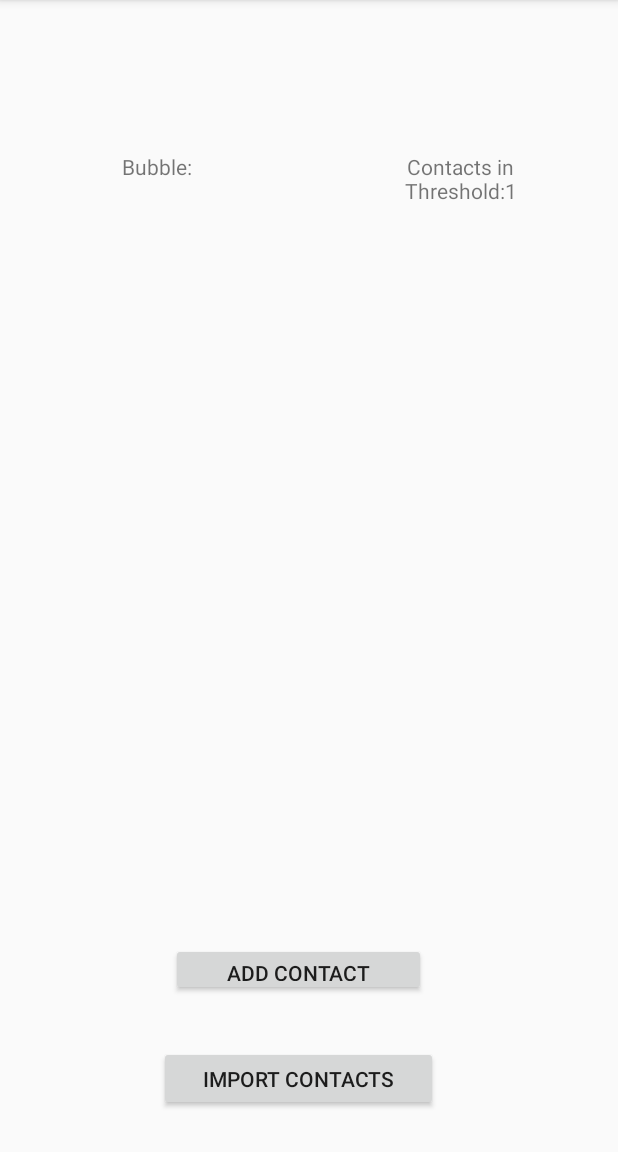
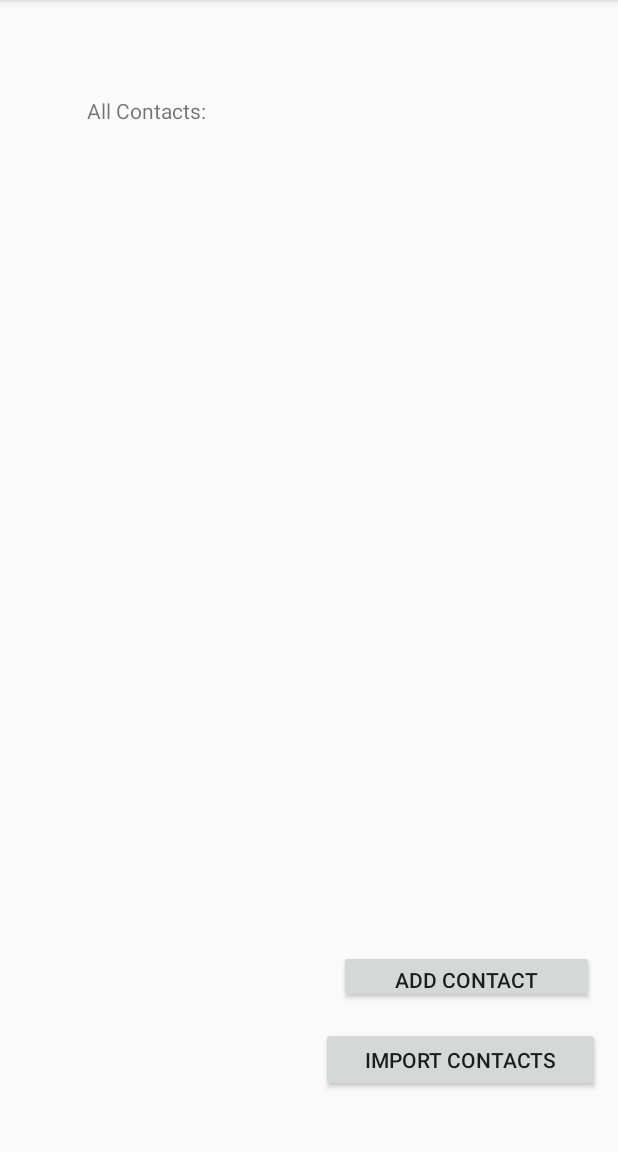
Before and after one commit to EwanMcNeil/SilentGuardian_Android, an Android app: the ThresholdSettingActivity screen opened directly, with no data from a screen before it, on a phone screen of 412 x 824 dp, the part 84-1236 px from its top. Run offline under Robolectric (Android 15) with nearby library versions, the light colour scheme and no system bars; our stand-ins replace Firebase (no records; nobody signed in at launch, a user with empty details on screens opened directly); libraries missing offline, so code that uses them is left out: com.google.firebase.database.

Commit message:
changed XML constraints

```diff
--- a/app/src/main/java/com/example/silentguardian_android/ThresholdSettingActivity.java
+++ b/app/src/main/java/com/example/silentguardian_android/ThresholdSettingActivity.java
@@ -138,6 +138,8 @@
 
         defineMessageButton.setVisibility(View.GONE);
         add911GuardianButton.setVisibility(View.GONE);
+        thresholdEditText.setVisibility(View.GONE);
+        threshHoldContactsListView.setVisibility(View.GONE);
         contactMode = true;
 
     }
@@ -291,20 +293,29 @@
         switch (item.getItemId()) {
             case R.id.editmodedropdown:
                 if(contactMode == true){
+
                     loadContactsListView();
                     thresholdVal = 1;
                     defineMessageButton.setVisibility(View.VISIBLE);
                     add911GuardianButton.setVisibility(View.VISIBLE);
+                    thresholdEditText.setVisibility(View.VISIBLE);
+                    threshHoldContactsListView.setVisibility(View.VISIBLE);
                     contactMode =false;
                     addContactButton.setVisibility(View.GONE);
                    importContactsButton.setVisibility(View.GONE);
+
+
                 }
                 else{
                     defineMessageButton.setVisibility(View.GONE);
                     add911GuardianButton.setVisibility(View.GONE);
+                    thresholdEditText.setVisibility(View.GONE);
+                    threshHoldContactsListView.setVisibility(View.GONE);
                     contactMode = true;
                     addContactButton.setVisibility(View.VISIBLE);
                     importContactsButton.setVisibility(View.VISIBLE);
+
+
                 }
                 return true;
             case R.id.changeThresholddropdown:
--- a/app/src/main/res/layout/activity_threshold_setting.xml
+++ b/app/src/main/res/layout/activity_threshold_setting.xml
@@ -11,116 +11,91 @@
         android:id="@+id/freshAddContactButton"
         android:layout_width="170dp"
         android:layout_height="35dp"
-        android:layout_marginEnd="14dp"
-        android:layout_marginRight="14dp"
-        android:layout_marginBottom="33dp"
+        android:layout_marginEnd="16dp"
+        android:layout_marginRight="16dp"
+        android:layout_marginBottom="16dp"
         android:text="Add Contact"
         app:layout_constraintBottom_toTopOf="@+id/importContactButton"
-        app:layout_constraintEnd_toEndOf="parent"
-        app:layout_constraintStart_toEndOf="@+id/defineMessageButton"
-        app:layout_constraintTop_toBottomOf="@+id/thresholdContactsListView" />
+        app:layout_constraintEnd_toEndOf="parent" />
 
     <TextView
         android:id="@+id/bubbleTextView"
         android:layout_width="139dp"
         android:layout_height="59dp"
-        android:layout_marginStart="21dp"
-        android:layout_marginLeft="21dp"
-        android:layout_marginTop="101dp"
-        android:layout_marginEnd="59dp"
-        android:layout_marginRight="59dp"
-        android:layout_marginBottom="20dp"
-        android:text="Bubble:"
+        android:layout_marginStart="28dp"
+        android:layout_marginLeft="28dp"
+        android:layout_marginTop="64dp"
+        android:text="All Contacts:"
         android:textAlignment="center"
-        app:layout_constraintBottom_toTopOf="@+id/wholecontactsListView"
-        app:layout_constraintEnd_toStartOf="@+id/thresholdEditText"
         app:layout_constraintStart_toStartOf="parent"
         app:layout_constraintTop_toTopOf="parent" />
-
 
     <TextView
         android:id="@+id/thresholdEditText"
         android:layout_width="119dp"
         android:layout_height="63dp"
-        android:layout_marginTop="101dp"
-        android:layout_marginEnd="31dp"
-        android:layout_marginRight="31dp"
-        android:layout_marginBottom="20dp"
+        android:layout_marginTop="48dp"
+        android:layout_marginEnd="64dp"
+        android:layout_marginRight="64dp"
         android:text="people in threhold"
         android:textAlignment="center"
-        app:layout_constraintBottom_toTopOf="@+id/thresholdContactsListView"
         app:layout_constraintEnd_toEndOf="parent"
-        app:layout_constraintStart_toEndOf="@+id/bubbleTextView"
         app:layout_constraintTop_toTopOf="parent" />
 
     <Button
         android:id="@+id/defineMessageButton"
         android:layout_width="wrap_content"
         android:layout_height="wrap_content"
-        android:layout_marginStart="33dp"
-        android:layout_marginLeft="33dp"
-        android:layout_marginEnd="45dp"
-        android:layout_marginRight="45dp"
-        android:layout_marginBottom="19dp"
+        android:layout_marginStart="36dp"
+        android:layout_marginLeft="36dp"
+        android:layout_marginBottom="16dp"
         android:text="Define message"
-        app:layout_constraintBottom_toTopOf="@+id/add911Button"
-        app:layout_constraintEnd_toStartOf="@+id/freshAddContactButton"
-        app:layout_constraintStart_toStartOf="parent"
-        app:layout_constraintTop_toBottomOf="@+id/wholecontactsListView" />
+        app:layout_constraintBottom_toBottomOf="parent"
+        app:layout_constraintStart_toStartOf="parent" />
+
 
     <ListView
         android:id="@+id/wholecontactsListView"
-        android:layout_width="0dp"
-        android:layout_height="0dp"
-        android:layout_marginStart="15dp"
-        android:layout_marginLeft="15dp"
-        android:layout_marginEnd="10dp"
-        android:layout_marginRight="10dp"
-        android:layout_marginBottom="22dp"
-        app:layout_constraintBottom_toTopOf="@+id/defineMessageButton"
-        app:layout_constraintEnd_toStartOf="@+id/thresholdContactsListView"
+        android:layout_width="184dp"
+        android:layout_height="381dp"
+        android:layout_marginStart="16dp"
+        android:layout_marginLeft="16dp"
+        android:layout_marginTop="40dp"
         app:layout_constraintStart_toStartOf="parent"
         app:layout_constraintTop_toBottomOf="@+id/bubbleTextView" />
 
     <ListView
         android:id="@+id/thresholdContactsListView"
-        android:layout_width="0dp"
-        android:layout_height="0dp"
-        android:layout_marginEnd="19dp"
-        android:layout_marginRight="19dp"
-        android:layout_marginBottom="41dp"
-        app:layout_constraintBottom_toTopOf="@+id/freshAddContactButton"
+        android:layout_width="184dp"
+        android:layout_height="383dp"
+        android:layout_marginTop="72dp"
+        android:layout_marginEnd="16dp"
+        android:layout_marginRight="16dp"
         app:layout_constraintEnd_toEndOf="parent"
-        app:layout_constraintStart_toEndOf="@+id/wholecontactsListView"
         app:layout_constraintTop_toBottomOf="@+id/thresholdEditText" />
-
 
     <Button
         android:id="@+id/importContactButton"
         android:layout_width="186dp"
         android:layout_height="43dp"
-        android:layout_marginEnd="14dp"
-        android:layout_marginRight="14dp"
-        android:layout_marginBottom="27dp"
+        android:layout_marginEnd="12dp"
+        android:layout_marginRight="12dp"
+        android:layout_marginBottom="40dp"
         android:text="Import Contacts"
         app:layout_constraintBottom_toBottomOf="parent"
-        app:layout_constraintEnd_toEndOf="parent"
-        app:layout_constraintStart_toEndOf="@+id/add911Button"
-        app:layout_constraintTop_toBottomOf="@+id/freshAddContactButton" />
+        app:layout_constraintEnd_toEndOf="parent" />
 
     <Button
         android:id="@+id/add911Button"
         android:layout_width="194dp"
         android:layout_height="74dp"
 
-        android:layout_marginEnd="10dp"
-        android:layout_marginRight="10dp"
-        android:layout_marginBottom="7dp"
+        android:layout_marginStart="28dp"
+        android:layout_marginLeft="28dp"
+        android:layout_marginBottom="64dp"
         android:text="Click Here to add 911 as a guardian!"
         app:layout_constraintBottom_toBottomOf="parent"
-        app:layout_constraintEnd_toStartOf="@+id/importContactButton"
-        app:layout_constraintStart_toStartOf="parent"
-        app:layout_constraintTop_toBottomOf="@+id/defineMessageButton" />
+        app:layout_constraintStart_toStartOf="parent" />
 
 
 </androidx.constraintlayout.widget.ConstraintLayout>
```
